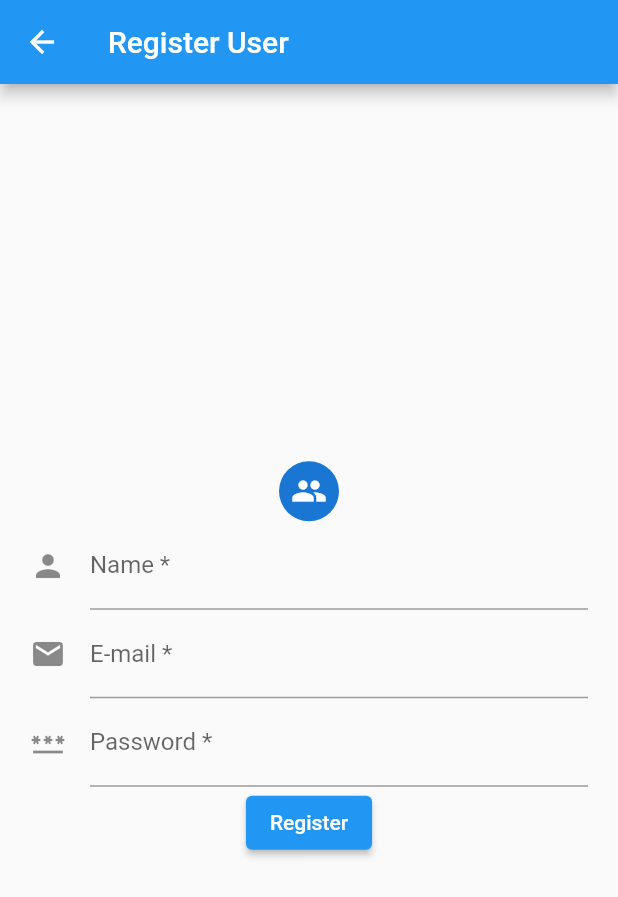
After one commit to guilhermeramos0603/firebase_flutter, a Flutter app: the screen it shows after launch, after a tap on "Criar Conta", on a phone screen of 412 x 824 dp. The commit adds this screen. Shown: the top 897 px of the screen. Run offline on Flutter 3.47's test engine with Material 2 defaults, Android fonts, the phone set to English and light mode, and no system bars; our stand-ins replace firebase_auth, firebase_core; accounts and stored records are empty; network calls fail.

Commit message:
feat: firebase auth implemented

```diff
--- a/lib/view/check_page.dart
+++ b/lib/view/check_page.dart
@@ -1,3 +1,5 @@
+import 'dart:async';
+
 import 'package:firebase_flutter_app/view/home_page.dart';
 import 'package:firebase_flutter_app/view/login_page.dart';
 import 'package:flutter/material.dart';
@@ -11,29 +13,34 @@ class CheckPage extends StatefulWidget {
 }
 
 class _CheckPageState extends State<CheckPage> {
+  StreamSubscription? streamSubscription;
+
   @override
   initState() {
     super.initState();
-    FirebaseAuth.instance.authStateChanges().listen((User? user) {
+    streamSubscription =
+        FirebaseAuth.instance.authStateChanges().listen((User? user) {
       switch (user) {
         case null:
-          Navigator.pushAndRemoveUntil(
-              context,
-              MaterialPageRoute(builder: (context) => const LoginPage()),
-              (route) => false);
+          Navigator.pushReplacement(context,
+              MaterialPageRoute(builder: (context) => const LoginPage()));
           break;
         default:
-          Navigator.pushAndRemoveUntil(
-              context,
-              MaterialPageRoute(builder: (context) => const HomePage()),
-              (route) => false);
+          Navigator.pushReplacement(
+              context, MaterialPageRoute(builder: (context) => HomePage()));
           break;
       }
     });
   }
 
   @override
+  void dispose() {
+    streamSubscription!.cancel();
+    super.dispose();
+  }
+
+  @override
   Widget build(BuildContext context) {
-    return const Placeholder();
+    return const CircularProgressIndicator();
   }
 }
--- a/lib/view/login_page.dart
+++ b/lib/view/login_page.dart
@@ -1,8 +1,7 @@
 import 'package:firebase_auth/firebase_auth.dart';
 import 'package:firebase_flutter_app/view/home_page.dart';
+import 'package:firebase_flutter_app/view/register_page.dart';
 import 'package:flutter/material.dart';
-import 'package:flutter/src/widgets/framework.dart';
-import 'package:flutter/src/widgets/placeholder.dart';
 
 class LoginPage extends StatefulWidget {
   const LoginPage({super.key});
@@ -16,22 +15,30 @@ class _LoginPageState extends State<LoginPage> {
   final _passwordController = TextEditingController();
   final _firebaseAuth = FirebaseAuth.instance;
 
+  navigationToHome() {
+    Navigator.pushReplacement(
+        context, MaterialPageRoute(builder: (context) => HomePage()));
+  }
+
+  navigationToRegister() {
+    Navigator.push(
+        context, MaterialPageRoute(builder: (context) => const RegisterPage()));
+  }
+
   void checkAuthentication() async {
     try {
       UserCredential userCredential =
           await _firebaseAuth.signInWithEmailAndPassword(
               email: _mailController.text, password: _passwordController.text);
       if (userCredential != null) {
-        Navigator.pushAndRemoveUntil(
-            context,
-            MaterialPageRoute(builder: (context) => const HomePage()),
-            (route) => false);
+        navigationToHome();
       }
     } on FirebaseAuthException catch (e) {
+      print(e.code);
       switch (e.code) {
-        case "invalid-email":
+        case "user-not-found":
           ScaffoldMessenger.of(context).showSnackBar(const SnackBar(
-            content: Text("Ops, e-mail incorrect."),
+            content: Text("Ops, user not found."),
             backgroundColor: Colors.redAccent,
           ));
           break;
@@ -66,9 +73,9 @@ class _LoginPageState extends State<LoginPage> {
               TextFormField(
                 controller: _mailController,
                 decoration: const InputDecoration(
-                  icon: Icon(Icons.person),
+                  icon: Icon(Icons.mail),
                   hintText: 'Writing your E-mail address here.',
-                  labelText: 'Name *',
+                  labelText: 'E-mail *',
                 ),
               ),
               TextFormField(
@@ -81,10 +88,16 @@ class _LoginPageState extends State<LoginPage> {
                 ),
               ),
               ElevatedButton(
+                onPressed: () {
+                  checkAuthentication();
+                },
+                child: const Text("Login"),
+              ),
+              TextButton(
                   onPressed: () {
-                    checkAuthentication();
+                    navigationToRegister();
                   },
-                  child: const Text("Login"))
+                  child: const Text("Criar Conta"))
             ],
           ),
         ),
--- /dev/null
+++ b/lib/view/register_page.dart
@@ -0,0 +1,72 @@
+import 'package:firebase_auth/firebase_auth.dart';
+import 'package:flutter/material.dart';
+import 'package:flutter/src/widgets/framework.dart';
+import 'package:flutter/src/widgets/placeholder.dart';
+
+class RegisterPage extends StatefulWidget {
+  const RegisterPage({super.key});
+
+  @override
+  State<RegisterPage> createState() => _RegisterPageState();
+}
+
+class _RegisterPageState extends State<RegisterPage> {
+  final _mailController = TextEditingController();
+  final _passwordController = TextEditingController();
+  final _firebaseAuth = FirebaseAuth.instance;
+
+  registerUser() {
+    // Implement
+  }
+
+  @override
+  Widget build(BuildContext context) {
+    return Scaffold(
+      appBar: AppBar(title: const Text("Register User")),
+      body: Center(
+        child: Padding(
+          padding: const EdgeInsets.all(20),
+          child: Column(
+            mainAxisAlignment: MainAxisAlignment.center,
+            children: [
+              const CircleAvatar(
+                child: Icon(Icons.people),
+              ),
+              TextFormField(
+                controller: _mailController,
+                decoration: const InputDecoration(
+                  icon: Icon(Icons.person),
+                  hintText: 'Writing your Full name here.',
+                  labelText: 'Name *',
+                ),
+              ),
+              TextFormField(
+                controller: _mailController,
+                decoration: const InputDecoration(
+                  icon: Icon(Icons.mail),
+                  hintText: 'Writing your E-mail address here.',
+                  labelText: 'E-mail *',
+                ),
+              ),
+              TextFormField(
+                controller: _passwordController,
+                obscureText: true,
+                decoration: const InputDecoration(
+                  icon: Icon(Icons.password),
+                  hintText: 'Writing yout password here',
+                  labelText: 'Password *',
+                ),
+              ),
+              ElevatedButton(
+                onPressed: () {
+                  registerUser();
+                },
+                child: const Text("Register"),
+              ),
+            ],
+          ),
+        ),
+      ),
+    );
+  }
+}
```
Also changed, not shown: lib/view/home_page.dart (+26 -6 lines).
